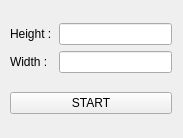
Before: the Qt Designer form startwindow.ui in GinOwO/LuX, drawn with Qt 5.
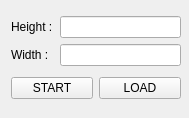
After: the same form once the commit is applied.

What changed in the file:
```diff
--- a/startwindow.ui
+++ b/startwindow.ui
@@ -6,8 +6,8 @@
    <rect>
     <x>0</x>
     <y>0</y>
-    <width>183</width>
-    <height>138</height>
+    <width>189</width>
+    <height>118</height>
    </rect>
   </property>
   <property name="windowTitle">
@@ -17,10 +17,10 @@
    <widget class="QWidget" name="">
     <property name="geometry">
      <rect>
-      <x>10</x>
-      <y>10</y>
-      <width>162</width>
-      <height>118</height>
+      <x>11</x>
+      <y>11</y>
+      <width>170</width>
+      <height>94</height>
      </rect>
     </property>
     <layout class="QVBoxLayout" name="verticalLayout_2">
@@ -97,11 +97,22 @@
       </layout>
      </item>
      <item>
+      <layout class="QHBoxLayout" name="horizontalLayout_3">
+       <item>
       <widget class="QPushButton" name="start_button">
        <property name="text">
         <string>START</string>
        </property>
       </widget>
+       </item>
+       <item>
+        <widget class="QPushButton" name="loadButton">
+         <property name="text">
+          <string>LOAD</string>
+         </property>
+        </widget>
+       </item>
+      </layout>
      </item>
     </layout>
    </widget>
```
Lines whose indentation alone changed are shown as unchanged.
